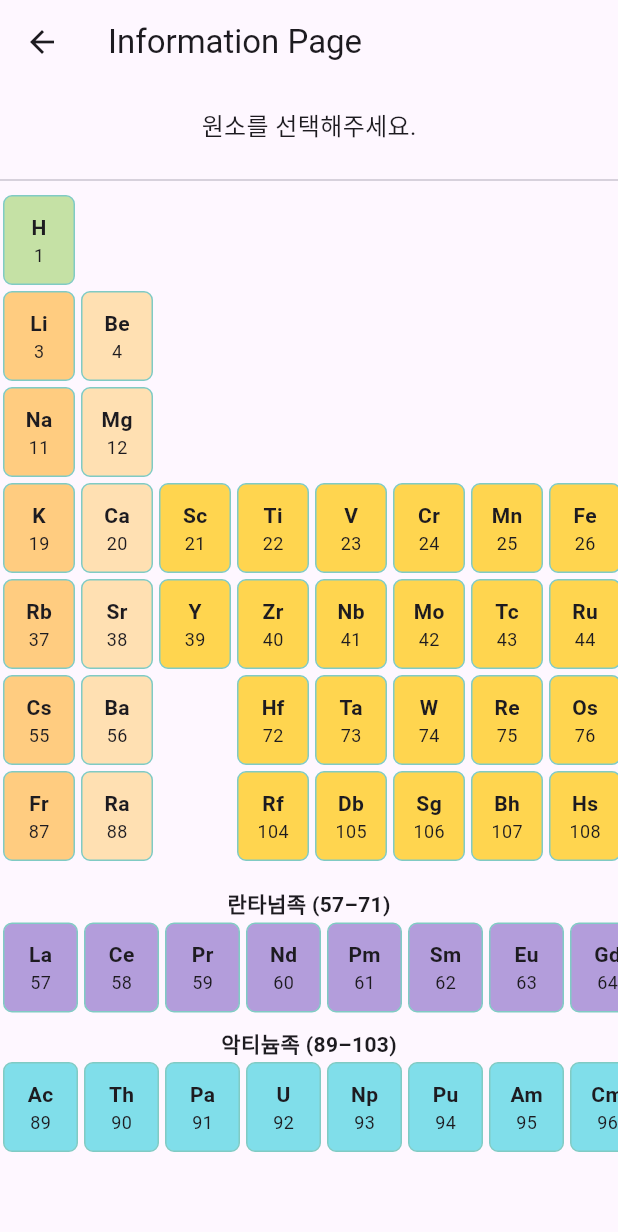
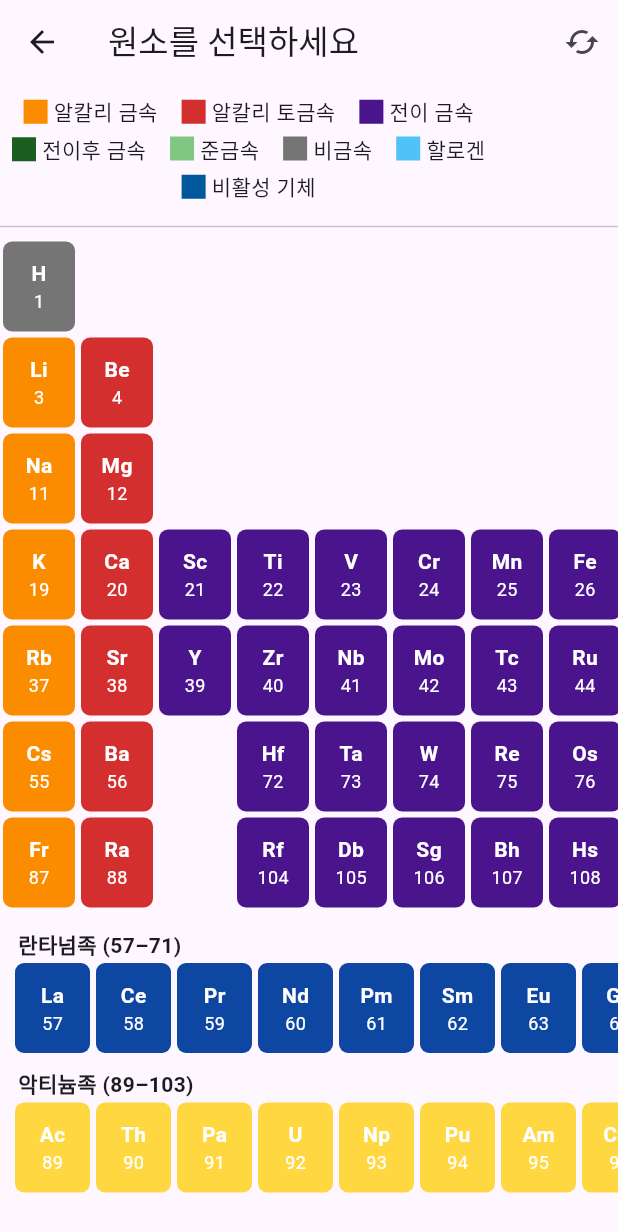
Before and after one commit to HDMS638/ChemS, a Flutter app: the InformationPage screen opened directly, on a phone screen of 412 x 824 dp. Shown: the top 1232 px of the screen. Run offline on Flutter 3.47's test engine with Material 3 defaults, Android fonts, the light colour scheme and no system bars; our stand-ins replace camera, package_info_plus, shared_preferences; missing offline and left inert: google_mlkit_text_recognition; accounts and stored records are empty; generated files the repository leaves out were written again.

Commit message:
업데이트5

```diff
--- /dev/null
+++ b/devtools_options.yaml
@@ -0,0 +1,3 @@
+description: This file stores settings for Dart & Flutter DevTools.
+documentation: https://docs.flutter.dev/tools/devtools/extensions#configure-extension-enablement-states
+extensions:
--- a/lib/l10n/app_ko.arb
+++ b/lib/l10n/app_ko.arb
@@ -20,5 +20,27 @@
   "addToFavorites": "즐겨찾기에 추가",
   "addedToFavorites": "즐겨찾기에 추가되었습니다!",
   "favorites": "즐겨찾기",
-  "noFavorites": "즐겨찾기가 비어 있습니다."
+  "noFavorites": "즐겨찾기가 비어 있습니다.",
+  "recentSearches": "최근 검색어",
+  "clearAll": "전체삭제",
+  "alkaliMetal": "알칼리 금속",
+  "alkalineEarthMetal": "알칼리 토금속",
+  "transitionMetal": "전이 금속",
+  "postTransitionMetal": "전이후 금속",
+  "metalloid": "준금속",
+  "nonmetal": "비금속",
+  "halogen": "할로겐",
+  "nobleGas": "비활성 기체",
+  "lanthanide": "란타넘족",
+  "actinide": "악티늄족",
+  "hydrogen": "수소",
+  "helium": "헬륨",
+  "selectElement": "원소를 선택하세요",
+  "toggleColorScheme": "색상 기준 교체",
+  "atomicNumber": "원자 번호",
+  "symbol": "기호",
+  "atomicMass": "원자 질량",
+  "category": "분류",
+  "group": "족(Group)",
+  "period": "주기(Period)"
 }
--- a/lib/pages/camera_page.dart
+++ b/lib/pages/camera_page.dart
@@ -1,7 +1,6 @@
 import 'dart:io';
 import 'package:flutter/material.dart';
 import 'package:camera/camera.dart';
-import 'package:chems/services/ocr_service.dart';
 import 'package:chems/utils/chemical_extractor.dart';
 import '../services/gemini.dart';
 import 'search_result_page.dart';
--- a/lib/pages/information_page.dart
+++ b/lib/pages/information_page.dart
@@ -1,3 +1,4 @@
+
 import 'package:flutter/material.dart';
 import '../models/element_model.dart';
 import '../services/element_service.dart';
@@ -12,6 +13,7 @@ class InformationPage extends StatefulWidget {
 class _InformationPageState extends State<InformationPage> {
   late Future<List<ElementModel>> _elementsFuture;
   ElementModel? _selectedElement;
+  bool useInternationalScheme = true;
 
   @override
   void initState() {
@@ -19,21 +21,59 @@ class _InformationPageState extends State<InformationPage> {
     _elementsFuture = loadElements();
   }
 
-  // ✅ 카테고리별 색상 맵
-  final Map<String, Color> categoryColors = {
-    'Nonmetal': Colors.lightGreen.shade200,
-    'Noble Gas': Colors.purple.shade200,
-    'Alkali Metal': Colors.orange.shade200,
-    'Alkaline Earth Metal': Colors.orange.shade100,
-    'Metalloid': Colors.lightBlue.shade100,
-    'Halogen': Colors.red.shade200,
-    'Metal': Colors.blueGrey.shade100,
-    'Transition Metal': Colors.amber.shade300,
-    'Lanthanide': Colors.deepPurple.shade200,
-    'Actinide': Colors.cyan.shade200,
-    'Post-transition Metal': Colors.greenAccent.shade100,
-    'Unknown': Colors.grey.shade300,
-  };
+  Color getColorForElement(ElementModel element) {
+    return useInternationalScheme
+        ? internationalColor(element.category)
+        : domesticColor(element.category);
+  }
+
+  Color internationalColor(String category) {
+    switch (category.toLowerCase()) {
+      case 'alkali metal':
+        return Colors.orange.shade600;
+      case 'alkaline earth metal':
+        return Colors.red.shade700;
+      case 'transition metal':
+        return Colors.purple.shade900;
+      case 'post-transition metal':
+        return Colors.green.shade900;
+      case 'metalloid':
+        return Colors.green.shade300;
+      case 'nonmetal':
+        return Colors.grey.shade600;
+      case 'halogen':
+        return Colors.lightBlue.shade300;
+      case 'noble gas':
+        return Colors.lightBlue.shade900;
+      case 'lanthanide':
+        return Colors.blue.shade900;
+      case 'actinide':
+        return Colors.amberAccent;
+      default:
+        return Colors.grey.shade200;
+    }
+  }
+
+  Color domesticColor(String category) {
+    switch (category.toLowerCase()) {
+      case 'metal':
+      case 'transition metal':
+      case 'alkali metal':
+      case 'alkaline earth metal':
+      case 'post-transition metal':
+      case 'lanthanide':
+      case 'actinide':
+        return Colors.blue.shade400;
+      case 'metalloid':
+        return Colors.amber.shade300;
+      case 'nonmetal':
+      case 'halogen':
+      case 'noble gas':
+        return Colors.red.shade400;
+      default:
+        return Colors.grey.shade200;
+    }
+  }
 
   Widget buildElementBox(ElementModel element) {
     return GestureDetector(
@@ -48,25 +88,69 @@ class _InformationPageState extends State<InformationPage> {
         width: 50,
         height: 60,
         decoration: BoxDecoration(
-          color: categoryColors[element.category] ?? Colors.grey.shade300,
+          color: getColorForElement(element),
           borderRadius: BorderRadius.circular(6),
-          border: _selectedElement?.atomicNumber == element.atomicNumber
-              ? Border.all(color: Colors.teal, width: 2)
-              : Border.all(color: Colors.teal.shade200),
         ),
         child: Column(
           mainAxisAlignment: MainAxisAlignment.center,
           children: [
             Text(
               element.symbol,
-              style: const TextStyle(fontWeight: FontWeight.bold, fontSize: 14),
+              style: const TextStyle(
+                fontWeight: FontWeight.bold,
+                fontSize: 14,
+                color: Colors.white,
+              ),
             ),
             Text(
               '${element.atomicNumber}',
-              style: const TextStyle(fontSize: 12),
+              style: const TextStyle(
+                fontSize: 12,
+                color: Colors.white,
+              ),
             ),
           ],
         ),
+      ),
+    );
+  }
+
+  Widget legendItem({required Color color, required String label}) {
+    return Row(
+      mainAxisSize: MainAxisSize.min,
+      children: [
+        Container(width: 16, height: 16, color: color),
+        const SizedBox(width: 4),
+        Text(label, style: const TextStyle(fontSize: 14)),
+      ],
+    );
+  }
+
+  Widget buildLegendRow() {
+    final items = useInternationalScheme
+        ? [
+            legendItem(color: Colors.orange.shade600, label: '알칼리 금속'),
+            legendItem(color: Colors.red.shade700, label: '알칼리 토금속'),
+            legendItem(color: Colors.purple.shade900, label: '전이 금속'),
+            legendItem(color: Colors.green.shade900, label: '전이후 금속'),
+            legendItem(color: Colors.green.shade300, label: '준금속'),
+            legendItem(color: Colors.grey.shade600, label: '비금속'),
+            legendItem(color: Colors.lightBlue.shade300, label: '할로겐'),
+            legendItem(color: Colors.lightBlue.shade900, label: '비활성 기체'),
+          ]
+        : [
+            legendItem(color: Colors.blue.shade400, label: '금속'),
+            legendItem(color: Colors.amber.shade300, label: '준금속'),
+            legendItem(color: Colors.red.shade400, label: '비금속'),
+          ];
+
+    return Padding(
+      padding: const EdgeInsets.all(8),
+      child: Wrap(
+        alignment: WrapAlignment.center,
+        spacing: 16,
+        runSpacing: 4,
+        children: items,
       ),
     );
   }
@@ -76,10 +160,21 @@ class _InformationPageState extends State<InformationPage> {
     return Scaffold(
       appBar: AppBar(
         title: Text(
-          _selectedElement != null
+          (_selectedElement != null && !_selectedElement!.isEmpty)
               ? '${_selectedElement!.name} (${_selectedElement!.symbol})'
-              : 'Information Page',
+              : '원소를 선택하세요',
         ),
+        actions: [
+          IconButton(
+            icon: const Icon(Icons.cached),
+            tooltip: '색상 기준 교체',
+            onPressed: () {
+              setState(() {
+                useInternationalScheme = !useInternationalScheme;
+              });
+            },
+          )
+        ],
       ),
       body: FutureBuilder<List<ElementModel>>(
         future: _elementsFuture,
@@ -92,14 +187,21 @@ class _InformationPageState extends State<InformationPage> {
           }
 
           final elements = snapshot.data!;
-          final lanthanides = elements.where((e) => e.atomicNumber >= 57 && e.atomicNumber <= 71).toList();
-          final actinides = elements.where((e) => e.atomicNumber >= 89 && e.atomicNumber <= 103).toList();
+          final lanthanides = elements
+              .where((e) => e.atomicNumber >= 57 && e.atomicNumber <= 71)
+              .toList();
+          final actinides = elements
+              .where((e) => e.atomicNumber >= 89 && e.atomicNumber <= 103)
+              .toList();
 
           return SingleChildScrollView(
+            padding: const EdgeInsets.only(bottom: 20),
             child: Column(
+              crossAxisAlignment: CrossAxisAlignment.start,
               children: [
-                // ✅ 상세 정보
-                if (_selectedElement != null)
+                buildLegendRow(),
+                const Divider(),
+                if (_selectedElement != null && !_selectedElement!.isEmpty)
                   Padding(
                     padding: const EdgeInsets.all(12.0),
                     child: Column(
@@ -113,17 +215,12 @@ class _InformationPageState extends State<InformationPage> {
                         Text('주기(Period): ${_selectedElement!.period}', style: const TextStyle(fontSize: 16)),
                       ],
                     ),
-                  )
-                else
-                  const Padding(
-                    padding: EdgeInsets.all(16.0),
-                    child: Text('원소를 선택해주세요.', style: TextStyle(fontSize: 16)),
                   ),
-
-                const Divider(),
-
-                // ✅ 본체 주기율표 (1~118 중 57~71, 89~103 제외)
-                SingleChildScrollView(
+                InteractiveViewer(
+                  boundaryMargin: const EdgeInsets.all(20),
+                  minScale: 0.5,
+                  maxScale: 3.0,
+                  child: SingleChildScrollView(
                     scrollDirection: Axis.horizontal,
                     child: Table(
                       defaultColumnWidth: const FixedColumnWidth(52),
@@ -138,39 +235,40 @@ class _InformationPageState extends State<InformationPage> {
                                   !(e.atomicNumber >= 89 && e.atomicNumber <= 103),
                               orElse: () => ElementModel.empty(),
                             );
-                          if (element.isEmpty) {
-                            return const SizedBox(height: 60);
-                          }
-                          return buildElementBox(element);
+                            return element.isEmpty
+                                ? const SizedBox(height: 60)
+                                : buildElementBox(element);
                           }),
                         );
                       }),
                     ),
                   ),
-
-                const SizedBox(height: 16),
-
-                // ✅ 란타넘족
-                const Text('란타넘족 (57–71)', style: TextStyle(fontWeight: FontWeight.bold)),
+                ),
+                const SizedBox(height: 12),
+                const Padding(
+                  padding: EdgeInsets.symmetric(horizontal: 12.0),
+                  child: Text('란타넘족 (57–71)', style: TextStyle(fontWeight: FontWeight.bold)),
+                ),
                 SingleChildScrollView(
                   scrollDirection: Axis.horizontal,
+                  padding: const EdgeInsets.symmetric(horizontal: 8),
                   child: Row(
-                    children: lanthanides.map((e) => buildElementBox(e)).toList(),
+                    children: lanthanides.map(buildElementBox).toList(),
                   ),
                 ),
-
                 const SizedBox(height: 8),
-
-                // ✅ 악티늄족
-                const Text('악티늄족 (89–103)', style: TextStyle(fontWeight: FontWeight.bold)),
+                const Padding(
+                  padding: EdgeInsets.symmetric(horizontal: 12.0),
+                  child: Text('악티늄족 (89–103)', style: TextStyle(fontWeight: FontWeight.bold)),
+                ),
                 SingleChildScrollView(
                   scrollDirection: Axis.horizontal,
+                  padding: const EdgeInsets.symmetric(horizontal: 8),
                   child: Row(
-                    children: actinides.map((e) => buildElementBox(e)).toList(),
+                    children: actinides.map(buildElementBox).toList(),
                   ),
                 ),
-
-                const SizedBox(height: 12),
+                const SizedBox(height: 16),
               ],
             ),
           );
```
Also changed, not shown: assets/periodic_table.json (+10 -10 lines), lib/l10n/app_en.arb (+23 -1 lines), lib/pages/home_page.dart (+80 -71 lines), lib/pages/search_result_page.dart (+10 -10 lines), lib/utils/chemical_formatter.dart (+16 -39 lines), 1 other file. Lines whose indentation alone changed are shown as unchanged.
